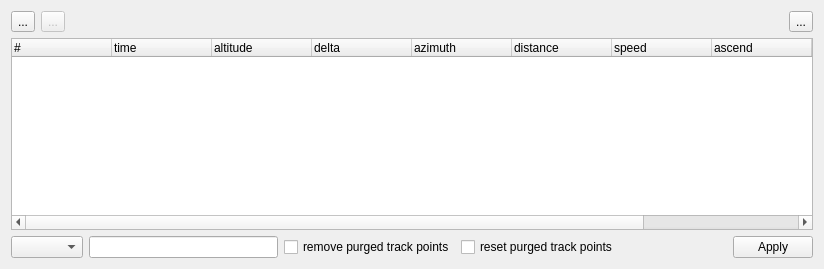
Above: src/ITrackEditWidget.ui from ntruchsess/QLandkarteGT before the change. Below: the same form after it.
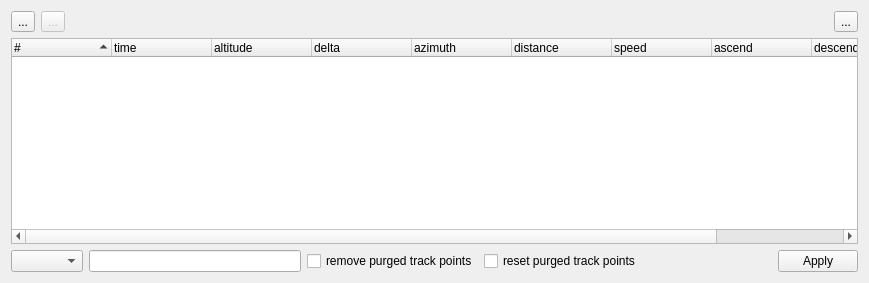
That is the form after the change.

```diff
--- a/src/ITrackEditWidget.ui
+++ b/src/ITrackEditWidget.ui
@@ -1,6 +1,14 @@
 <ui version="4.0" >
  <class>ITrackEditWidget</class>
  <widget class="QWidget" name="ITrackEditWidget" >
+  <property name="geometry" >
+   <rect>
+    <x>0</x>
+    <y>0</y>
+    <width>869</width>
+    <height>283</height>
+   </rect>
+  </property>
   <property name="windowTitle" >
    <string>Form</string>
   </property>
@@ -81,6 +89,9 @@
      <property name="itemsExpandable" >
       <bool>false</bool>
      </property>
+     <property name="sortingEnabled" >
+      <bool>true</bool>
+     </property>
      <column>
       <property name="text" >
        <string>#</string>
```
Left out of the diff: 2 changed lines with no effect on the pictures.
